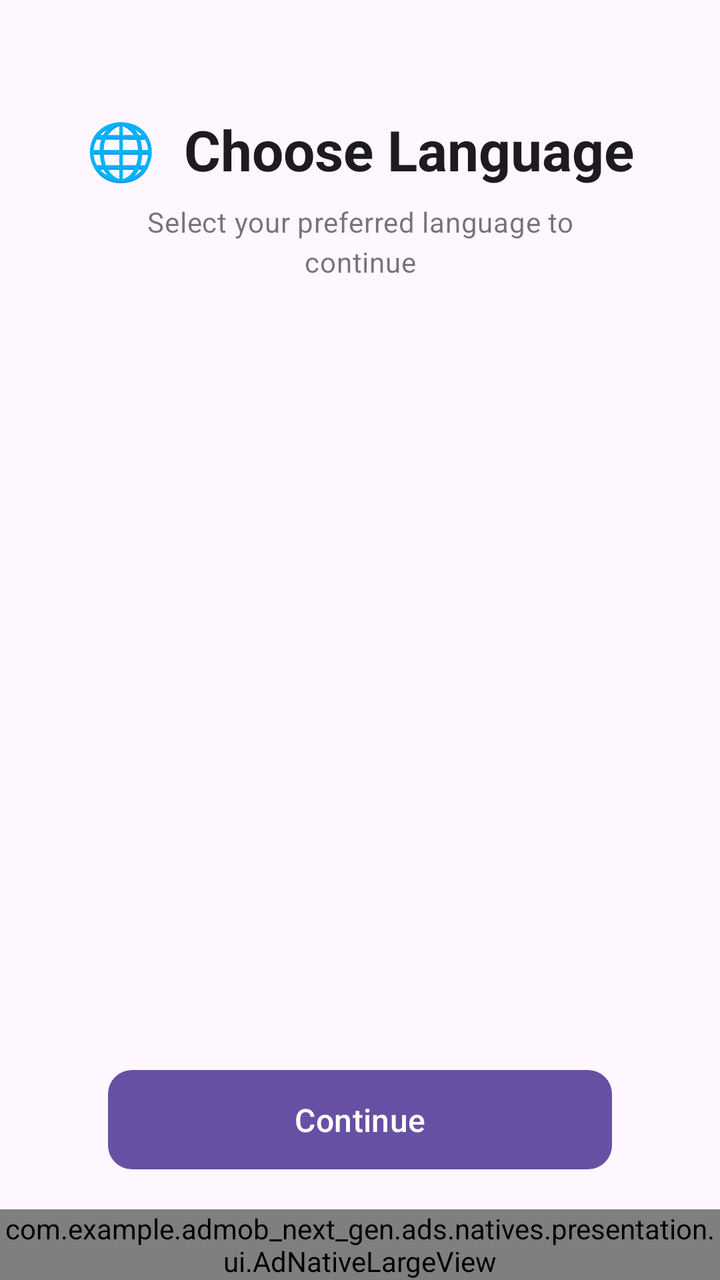
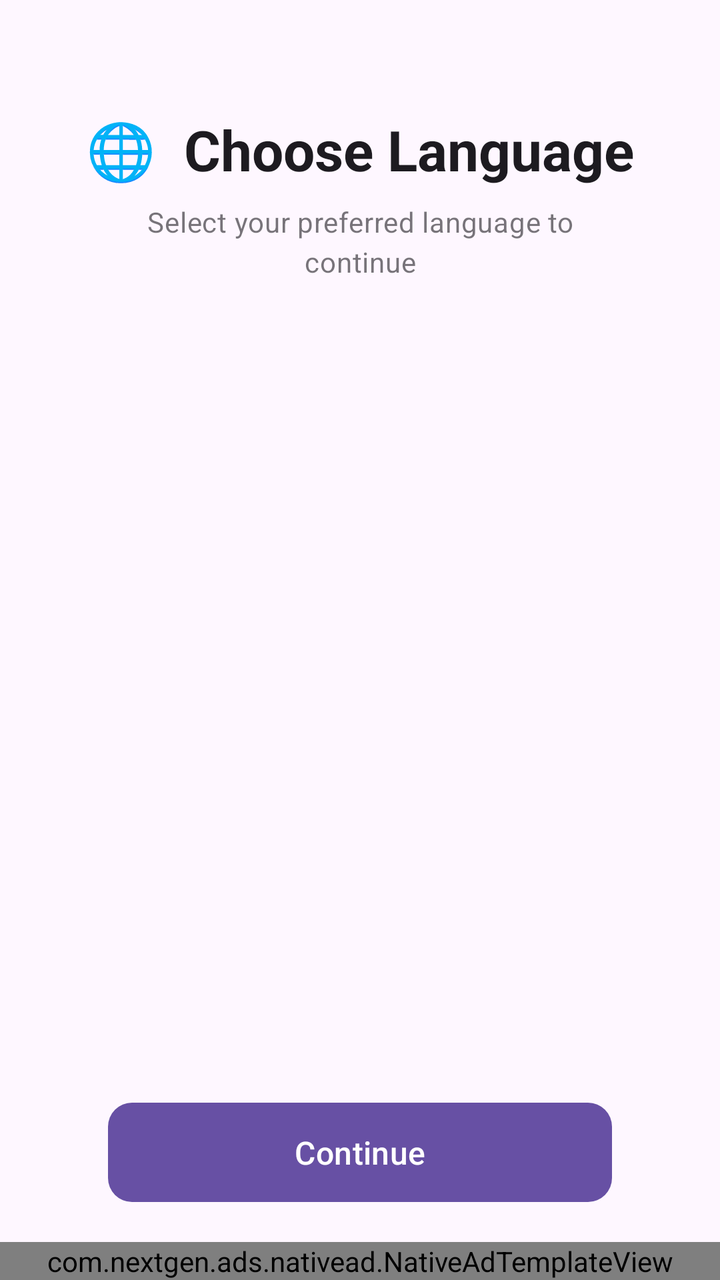

Screens rendered from an Android XML layout before and after an edit, with the pre-edit source and the edit as a unified diff.
<!-- AndroidManifest.xml: application theme Theme.AdmobNextGen -->
<!-- res/layout/fragment_language.xml -->
<?xml version="1.0" encoding="utf-8"?>
<androidx.constraintlayout.widget.ConstraintLayout xmlns:android="http://schemas.android.com/apk/res/android"
    xmlns:app="http://schemas.android.com/apk/res-auto"
    xmlns:tools="http://schemas.android.com/tools"
    android:layout_width="match_parent"
    android:layout_height="match_parent"
    android:background="?attr/colorSurface"
    tools:context=".app.language.FragmentLanguage">

    
    <com.google.android.material.textview.MaterialTextView
        android:id="@+id/mtvTitleLanguage"
        android:layout_width="0dp"
        android:layout_height="wrap_content"
        android:layout_marginTop="56dp"
        android:gravity="center"
        android:text="🌐  Choose Language"
        android:textAppearance="@style/TextAppearance.Material3.HeadlineMedium"
        android:textStyle="bold"
        app:layout_constraintEnd_toEndOf="parent"
        app:layout_constraintStart_toStartOf="parent"
        app:layout_constraintTop_toTopOf="parent"
        app:layout_constraintWidth_percent="0.85" />

    <com.google.android.material.textview.MaterialTextView
        android:layout_width="0dp"
        android:layout_height="wrap_content"
        android:layout_marginTop="8dp"
        android:gravity="center"
        android:text="Select your preferred language to continue"
        android:textAppearance="@style/TextAppearance.Material3.BodyMedium"
        android:alpha="0.6"
        app:layout_constraintEnd_toEndOf="parent"
        app:layout_constraintStart_toStartOf="parent"
        app:layout_constraintTop_toBottomOf="@+id/mtvTitleLanguage"
        app:layout_constraintWidth_percent="0.75" />

    
    <com.google.android.material.button.MaterialButton
        android:id="@+id/mbContinueLanguage"
        android:layout_width="0dp"
        android:layout_height="wrap_content"
        android:layout_marginBottom="16dp"
        android:text="Continue"
        android:textAllCaps="false"
        android:paddingVertical="14dp"
        android:textAppearance="@style/TextAppearance.Material3.TitleMedium"
        app:cornerRadius="12dp"
        app:layout_constraintBottom_toTopOf="@+id/nativeAdLanguage"
        app:layout_constraintEnd_toEndOf="parent"
        app:layout_constraintStart_toStartOf="parent"
        app:layout_constraintWidth_percent="0.7" />

    
    <com.example.admob_next_gen.ads.natives.presentation.ui.AdNativeLargeView
        android:id="@+id/nativeAdLanguage"
        android:layout_width="0dp"
        android:layout_height="wrap_content"
        app:layout_constraintBottom_toBottomOf="parent"
        app:layout_constraintEnd_toEndOf="parent"
        app:layout_constraintHeight_min="@dimen/_100sdp"
        app:layout_constraintStart_toStartOf="parent" />

</androidx.constraintlayout.widget.ConstraintLayout>
<!-- resources referenced by this layout -->
<resources>
  <style name="Theme.AdmobNextGen" parent="Base.Theme.AdmobNextGen" />
  <style name="Base.Theme.AdmobNextGen" parent="Theme.Material3.DayNight.NoActionBar">
          
          
      </style>
</resources>

<!-- the commit's change to res/layout/fragment_language.xml (unified diff, before → after) -->
@@ -52,13 +52,13 @@
         app:layout_constraintWidth_percent="0.7" />
 
     
-    <com.example.admob_next_gen.ads.natives.presentation.ui.AdNativeLargeView
+    <com.nextgen.ads.nativead.NativeAdTemplateView
         android:id="@+id/nativeAdLanguage"
         android:layout_width="0dp"
         android:layout_height="wrap_content"
         app:layout_constraintBottom_toBottomOf="parent"
         app:layout_constraintEnd_toEndOf="parent"
-        app:layout_constraintHeight_min="@dimen/_100sdp"
-        app:layout_constraintStart_toStartOf="parent" />
+        app:layout_constraintStart_toStartOf="parent"
+        app:nativeTemplate="medium" />
 
 </androidx.constraintlayout.widget.ConstraintLayout>
